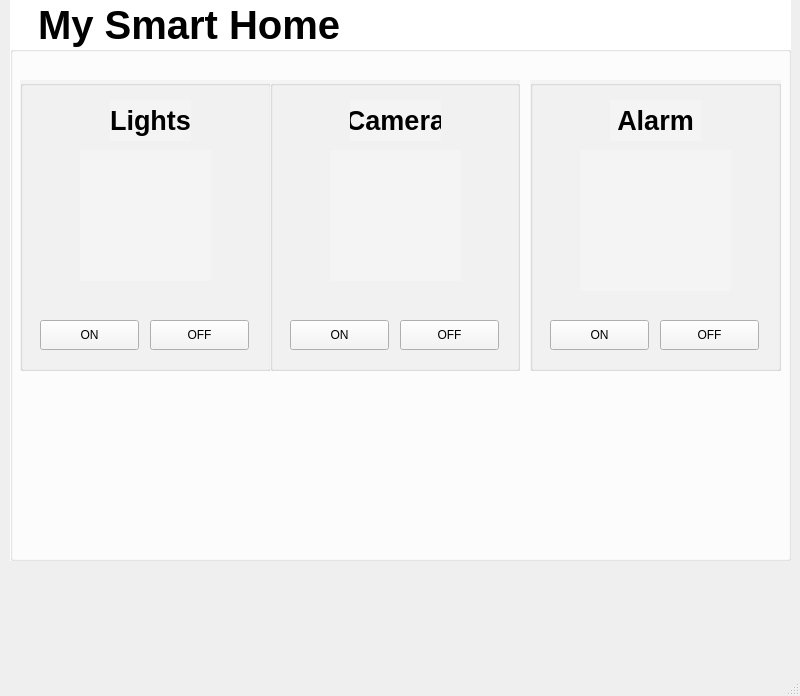
Above: day06/qt.ui from LEUNSU/basic-rasberrypi-2024 before the change. Below: the same form after it.
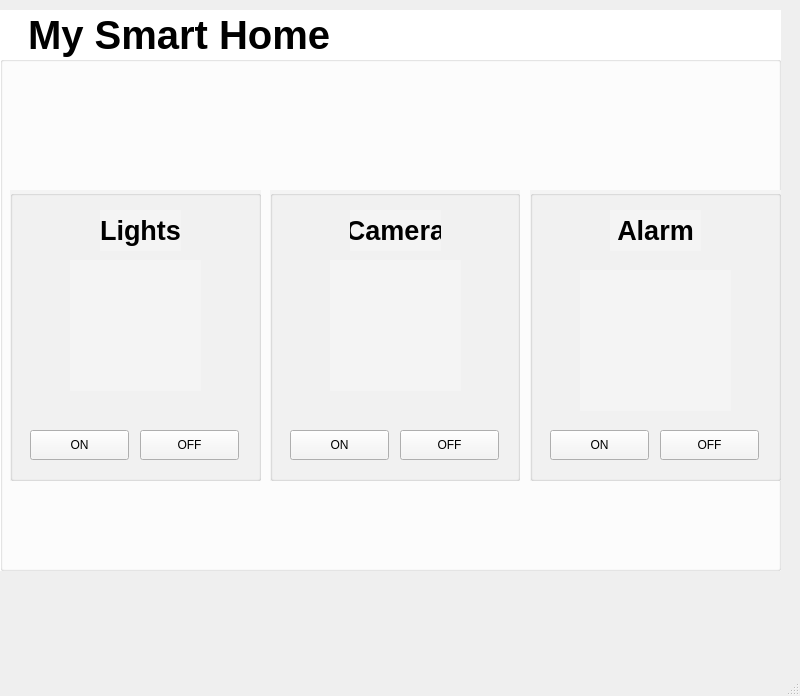
That is the form after the change. Icons and pictures are not drawn.

```diff
--- a/day06/qt.ui
+++ b/day06/qt.ui
@@ -17,8 +17,8 @@
    <widget class="QGroupBox" name="groupBox_4">
     <property name="geometry">
      <rect>
-      <x>10</x>
-      <y>0</y>
+      <x>0</x>
+      <y>10</y>
       <width>781</width>
       <height>561</height>
      </rect>
@@ -40,7 +40,7 @@
      <property name="geometry">
       <rect>
        <x>10</x>
-       <y>80</y>
+       <y>180</y>
        <width>251</width>
        <height>291</height>
       </rect>
@@ -132,8 +132,8 @@
     <widget class="QGroupBox" name="groupBox_2">
      <property name="geometry">
       <rect>
-       <x>260</x>
-       <y>80</y>
+       <x>270</x>
+       <y>180</y>
        <width>250</width>
        <height>291</height>
       </rect>
@@ -222,8 +222,8 @@
     <widget class="QGroupBox" name="groupBox_3">
      <property name="geometry">
       <rect>
-       <x>520</x>
-       <y>80</y>
+       <x>530</x>
+       <y>180</y>
        <width>251</width>
        <height>291</height>
       </rect>
@@ -293,7 +293,7 @@
       <property name="geometry">
        <rect>
         <x>50</x>
-        <y>70</y>
+        <y>80</y>
         <width>151</width>
         <height>141</height>
        </rect>
```
Left out of the diff: 4 changed lines with no effect on the pictures.
